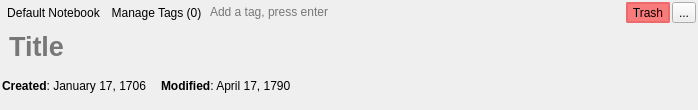
Old version of the form ui/escribaaddons.ui in the repository Open-App-Library/Vibrato-Notes-Desktop.
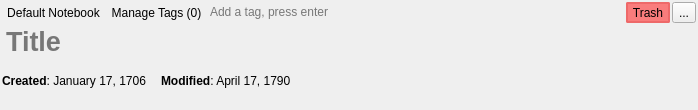
New version of the form. Icons and pictures are not drawn.

Patch:
```diff
--- a/ui/escribaaddons.ui
+++ b/ui/escribaaddons.ui
@@ -116,7 +116,7 @@
       <string notr="true">border: 0;
 padding: 0;
 background: palette(Window);
-padding: 5px;</string>
+padding: 0 2px;</string>
      </property>
      <property name="placeholderText">
       <string>Title</string>
```
